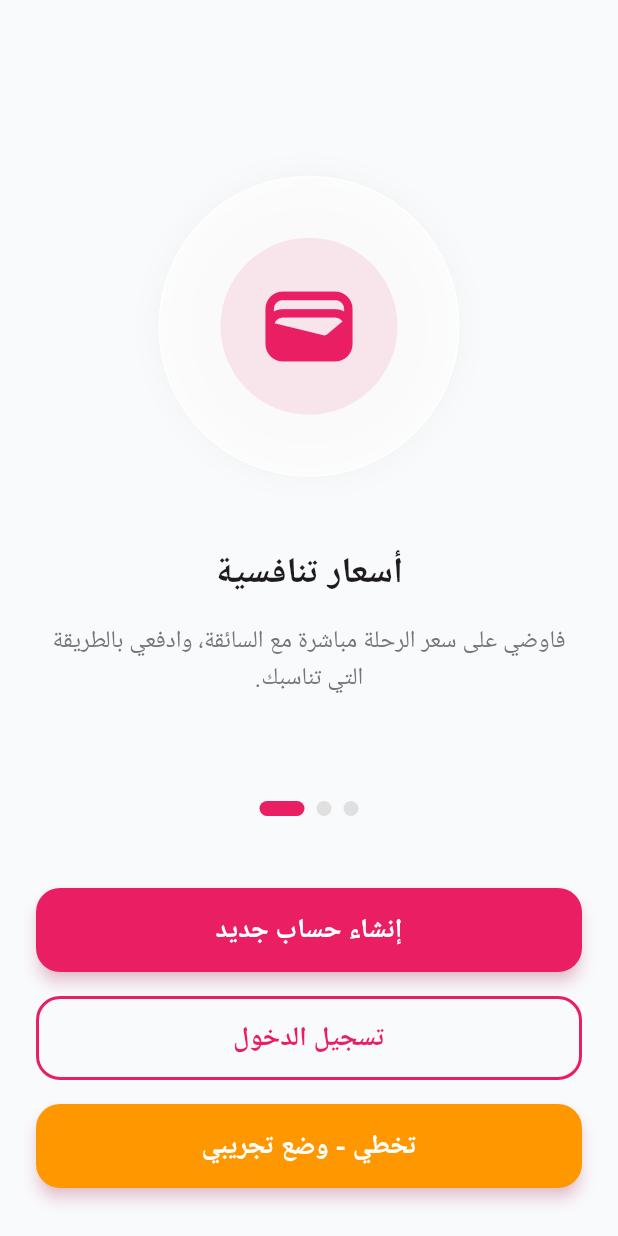
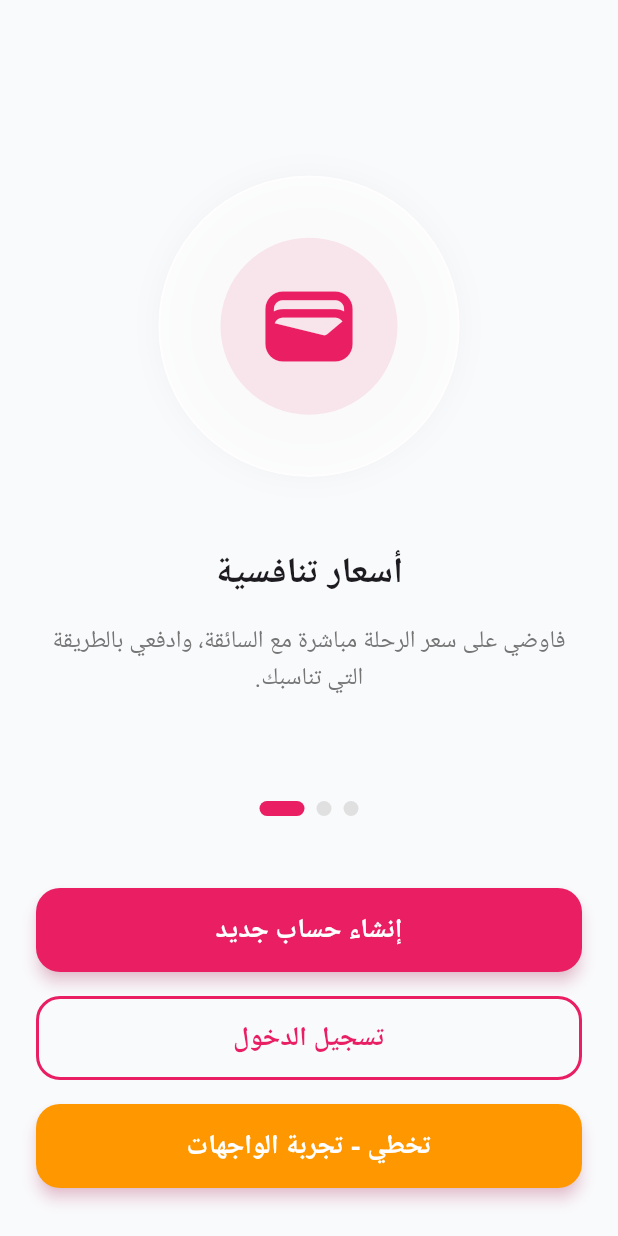
Before and after one commit to kamifox007/doraa-app, a Flutter app: the OnboardingScreen widget shown alone on an empty page, opened directly with empty values, swiped to page 3, on a phone screen of 412 x 824 dp. Run offline on Flutter 3.47's test engine with Material 3 defaults, Android fonts, the phone set to English and light mode, and no system bars; our stand-ins replace audioplayers, cached_network_image, connectivity_plus, device_info_plus, firebase_core, firebase_messaging and 16 more; missing offline and left inert: record; accounts and stored records are empty; Roboto replaces fonts that are missing (Cairo).

Commit message:
chore: Audit and UI/UX fix for auth flow dead ends

```diff
--- a/lib/widgets/auth_flow.dart
+++ b/lib/widgets/auth_flow.dart
@@ -495,7 +495,6 @@ class _OnboardingScreenState extends ConsumerState<OnboardingScreen> {
                     ),
                   ),
                 ),
-                if (!AppConfig.isSupabaseConfigured) ...[
                 const SizedBox(height: 16),
                 SizedBox(
                   width: double.infinity,
@@ -505,10 +504,9 @@ class _OnboardingScreenState extends ConsumerState<OnboardingScreen> {
                       Navigator.pushReplacement(context, MaterialPageRoute(builder: (_) => const TermsAcceptanceScreen()));
                     },
                     style: ElevatedButton.styleFrom(backgroundColor: Colors.orange),
-                      child: const Text('تخطي - وضع تجريبي', style: TextStyle(fontSize: 18, fontWeight: FontWeight.bold, color: Colors.white)),
+                    child: const Text('تخطي - تجربة الواجهات', style: TextStyle(fontSize: 18, fontWeight: FontWeight.bold, color: Colors.white)),
                   ),
                 ),
-                ],
               ],
               const SizedBox(height: 16),
             ],
@@ -1267,16 +1265,14 @@ class LoginScreen extends ConsumerWidget {
             style: ElevatedButton.styleFrom(padding: const EdgeInsets.symmetric(vertical: 16)),
             child: Text(tr('enter_btn'), style: const TextStyle(fontSize: 18, fontWeight: FontWeight.bold)),
           ),
-          if (!AppConfig.isSupabaseConfigured) ...[
           const SizedBox(height: 16),
           ElevatedButton(
             onPressed: () {
               Navigator.pushReplacement(context, MaterialPageRoute(builder: (_) => const TermsAcceptanceScreen()));
             },
             style: ElevatedButton.styleFrom(backgroundColor: Colors.orange, padding: const EdgeInsets.symmetric(vertical: 16)),
-              child: const Text('تخطي - وضع تجريبي', style: TextStyle(fontSize: 18, fontWeight: FontWeight.bold, color: Colors.white)),
+            child: const Text('تخطي - تجربة الواجهات', style: TextStyle(fontSize: 18, fontWeight: FontWeight.bold, color: Colors.white)),
           ),
-          ],
         ],
       ),
       ),
```
Lines whose indentation alone changed are shown as unchanged.
